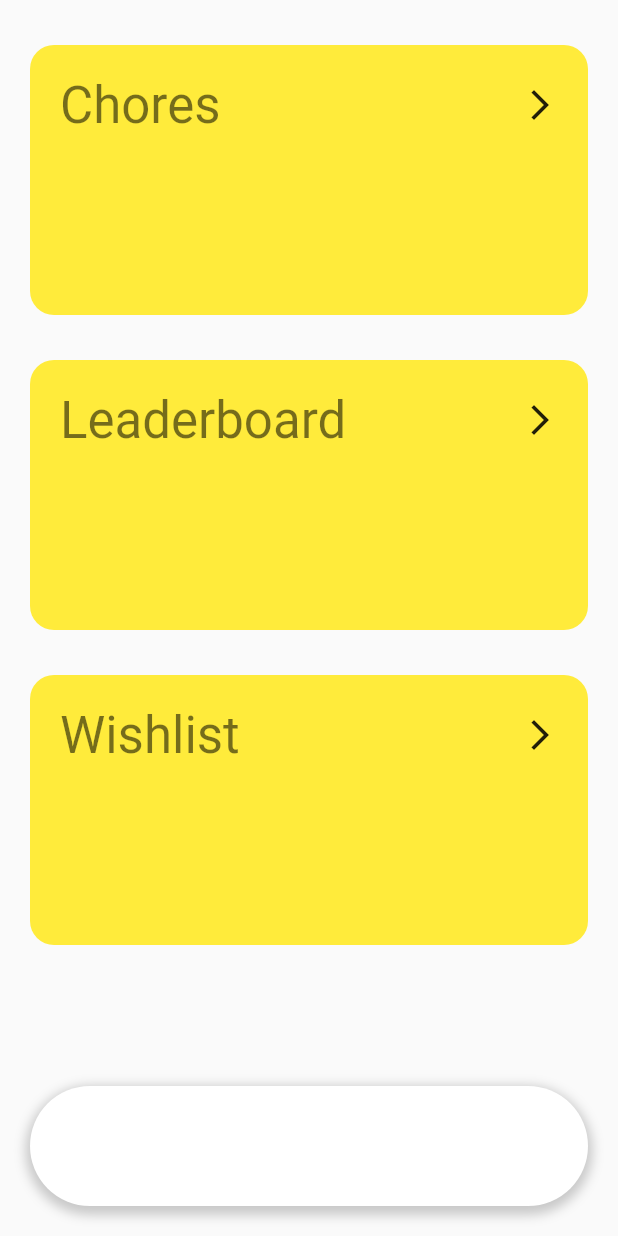
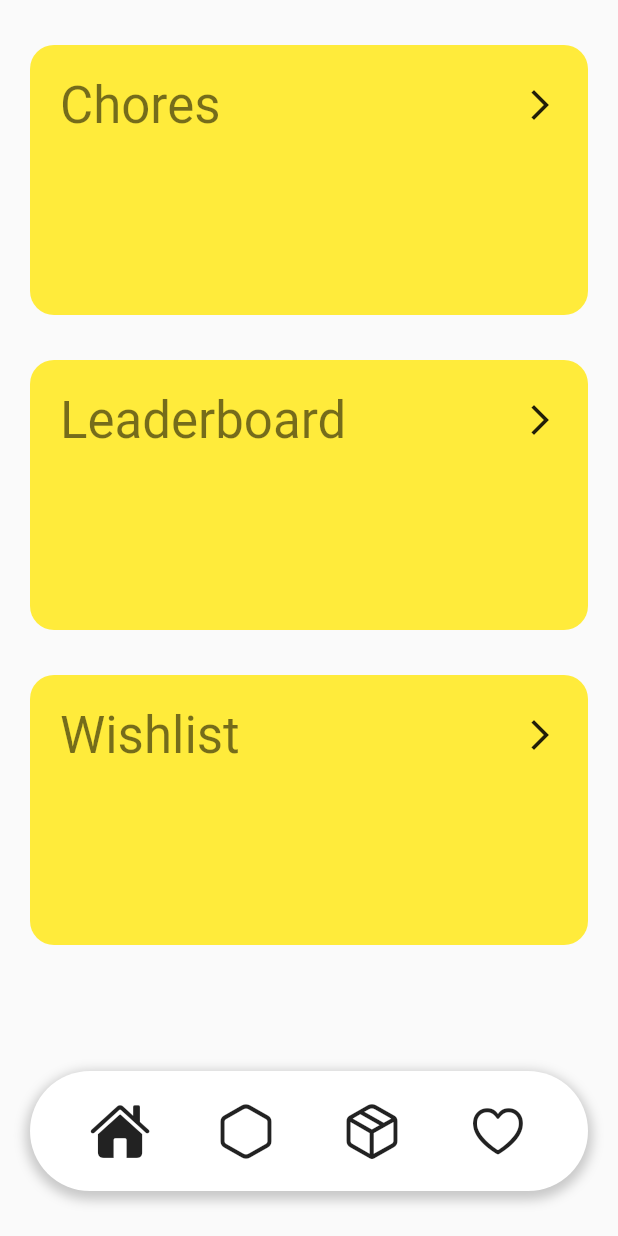
Before and after one commit to finnjwohner/chorewheel, a Flutter app: the screen it shows after launch, on a phone screen of 412 x 824 dp. Run offline on Flutter 3.47's test engine with Material 2 defaults, Android fonts, the light colour scheme and no system bars.

Commit message:
Furthered nav bar
- Added icons to nav bar
- Added icon selecting when page switching

```diff
--- a/lib/interface.dart
+++ b/lib/interface.dart
@@ -1,11 +1,19 @@
+import 'package:flutter/cupertino.dart';
 import 'package:flutter/material.dart';
 import 'homePage.dart';
 import 'chorePage.dart';
 import 'wishlistPage.dart';
 import 'leaderboardPage.dart';
 
-class Interface extends StatelessWidget {
+class Interface extends StatefulWidget {
   const Interface({super.key});
+
+  @override
+  State<Interface> createState() => _InterfaceState();
+}
+
+class _InterfaceState extends State<Interface> {
+  int pageIndex = 0;
 
   // This widget is the root of your application.
   @override
@@ -14,6 +22,9 @@ class Interface extends StatelessWidget {
       body: Stack(
         children: [
           PageView(
+            onPageChanged: (value) => setState(() {
+              pageIndex = value;
+            }),
             children: const [
               HomePage(),
               ChorePage(),
@@ -24,7 +35,7 @@ class Interface extends StatelessWidget {
           Align(
             alignment: Alignment.bottomCenter,
             child: Container(
-                margin: const EdgeInsets.symmetric(vertical: 20, horizontal: 20),
+                margin: const EdgeInsets.symmetric(vertical: 30, horizontal: 20),
                 width: double.infinity,
                 height: 80,
                 decoration: BoxDecoration(
@@ -37,6 +48,18 @@ class Interface extends StatelessWidget {
                     offset: const Offset(0, 3),
                   ),],
                 ),
+                child: Padding(
+                  padding: EdgeInsets.symmetric(horizontal: 40),
+                  child: Row(
+                    mainAxisAlignment: MainAxisAlignment.spaceBetween,
+                    children: [
+                      Icon(pageIndex == 0 ? CupertinoIcons.house_fill : CupertinoIcons.house, size: 40),
+                      Icon(pageIndex == 1 ? CupertinoIcons.hexagon_fill : CupertinoIcons.hexagon, size: 40),
+                      Icon(pageIndex == 2 ? CupertinoIcons.cube_box_fill : CupertinoIcons.cube_box, size: 40),
+                      Icon(pageIndex == 3 ? CupertinoIcons.heart_fill : CupertinoIcons.heart, size: 40),
+                    ],
+                  ),
+                )
               ),
           ),
         ],
```
